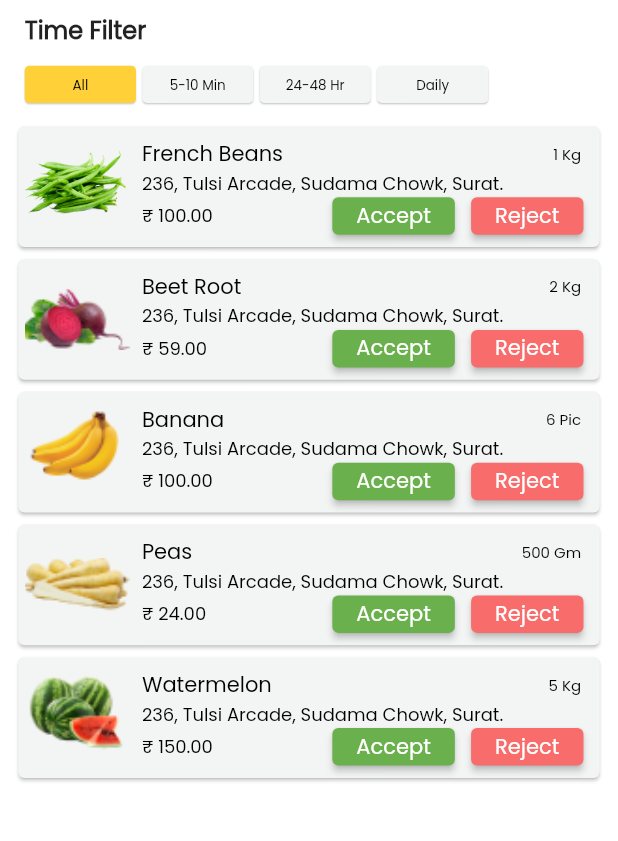
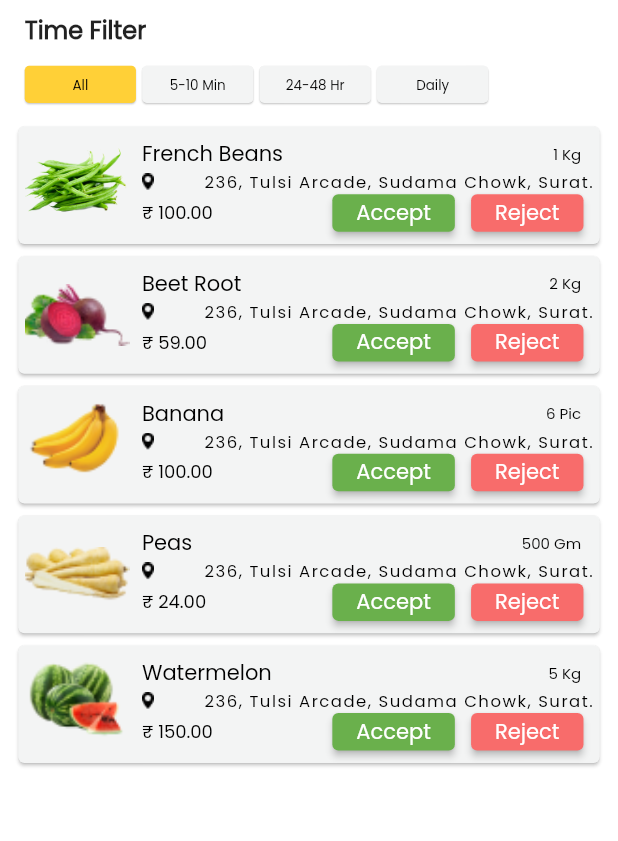
Before and after one commit to Neel-Paghadal/grocery_distributor, a Flutter app: the HomeScreen screen opened directly, after a tap on "Accept", on a phone screen of 412 x 824 dp, the part 168-1009 px from its top. Run offline on Flutter 3.47's test engine with Material 2 defaults, Android fonts, the phone set to English and light mode, and no system bars; our stand-ins replace flutter_svg, get.

```diff
--- a/lib/Screens/home_screen.dart
+++ b/lib/Screens/home_screen.dart
@@ -379,12 +379,15 @@ class _HomeScreenState extends State<HomeScreen> {
                                                   child: Row(
                                                     mainAxisAlignment: MainAxisAlignment.spaceBetween,
                                                     children: [
+                                                      Image.asset("assets/Icons/location.png"),
                                                       Text(Addresss[index].toString(),
                                                         style: TextStyle(
-                                                            fontSize: 12,
+                                                            letterSpacing: 1.0,
+                                                            fontSize: 11,
                                                             fontFamily: ConstFont.popinsRegular,
                                                             color: Colors.black
                                                         ),),
+
                                                     ],
                                                   ),
                                                 ),
--- a/lib/Screens/live_order.dart
+++ b/lib/Screens/live_order.dart
@@ -281,9 +281,11 @@ class _LiveorderPageState extends State<LiveorderPage> {
                                           child: Row(
                                             mainAxisAlignment: MainAxisAlignment.spaceBetween,
                                             children: [
+                                              Image.asset("assets/Icons/location.png"),
                                               Text(Addresss[index].toString(),
                                                 style: TextStyle(
-                                                    fontSize: 12,
+                                                    letterSpacing: 1.0,
+                                                    fontSize: 11,
                                                     fontFamily: ConstFont.popinsRegular,
                                                     color: Colors.black
                                                 ),),
--- a/lib/Screens/order_details.dart
+++ b/lib/Screens/order_details.dart
@@ -278,9 +278,11 @@ class _OrderdetailsState extends State<OrderdetailsPage> {
                                           child: Row(
                                             mainAxisAlignment: MainAxisAlignment.spaceBetween,
                                             children: [
+                                              Image.asset("assets/Icons/location.png"),
                                               Text(Addresss[index].toString(),
                                                 style: TextStyle(
-                                                    fontSize: 12,
+                                                    letterSpacing: 1.0,
+                                                    fontSize: 11,
                                                     fontFamily: ConstFont.popinsRegular,
                                                     color: Colors.black
                                                 ),),
--- a/lib/main.dart
+++ b/lib/main.dart
@@ -27,10 +27,10 @@ class MyApp extends StatelessWidget {
         // useMaterial3: true,
       ),
       debugShowCheckedModeBanner: false,
-      home:   SplashScreen(),
+      //home:   SplashScreen(),
       // home:   LoginScreen(),
       // home:   SplashScreen(),
-       //home:   HomeScreen(),
+       home:   HomeScreen(),
       //home: LiveorderPage(),
       //home: DashbordPage(),
       //home: lowstockPage(),
```
Also changed, not shown: assets/Icons/location.png (added).
